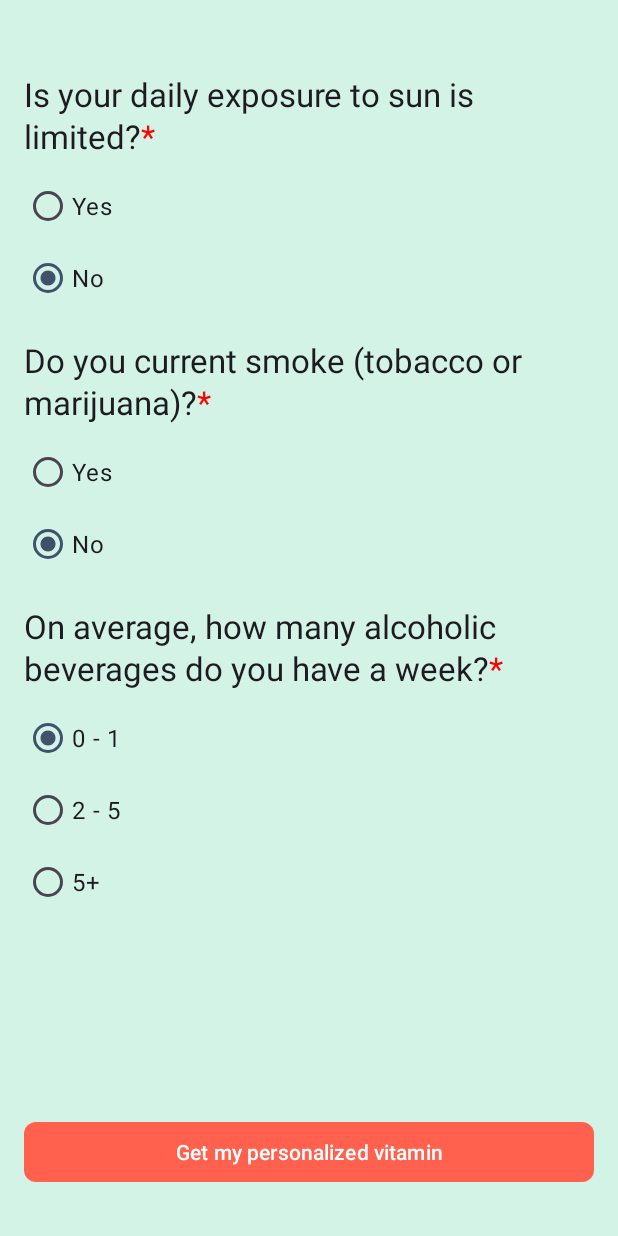
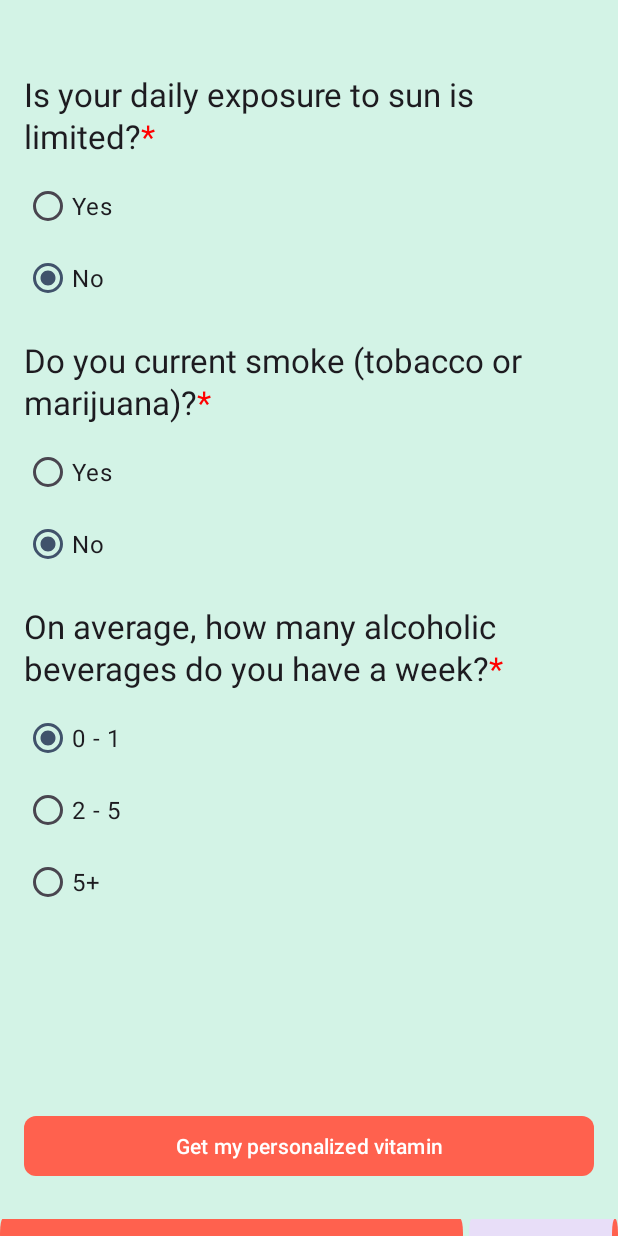
Before and after one commit to BlkChe2tah/DailyVita, an Android app: the AddAllergiesFragment screen opened through its navigation route, after a tap on "Next", on a phone screen of 412 x 824 dp. Run offline under Robolectric (Android 15) with nearby library versions, the phone set to English and light mode, and no system bars; 3 statements that could not run were skipped.

Commit message:
add progress bar

```diff
--- a/app/src/main/java/com/example/dailyvita/presentation/MainActivity.kt
+++ b/app/src/main/java/com/example/dailyvita/presentation/MainActivity.kt
@@ -1,8 +1,11 @@
 package com.example.dailyvita.presentation
 
 import android.os.Bundle
+import android.view.View
 import androidx.appcompat.app.AppCompatActivity
 import androidx.lifecycle.ViewModelProvider
+import androidx.navigation.findNavController
+import com.example.dailyvita.R
 import com.example.dailyvita.data.data_source.assets.AllergiesDataSource
 import com.example.dailyvita.data.data_source.assets.DietsDataSource
 import com.example.dailyvita.data.data_source.assets.HealthConcernsDataSource
@@ -36,6 +39,15 @@ class MainActivity : AppCompatActivity() {
         ViewModelProvider(this, HealthConcernsSelectViewModelFactory(healthConcernUseCase))[HealthConcernsSelectViewModel::class.java]
         ViewModelProvider(this, DietsSelectViewModelFactory(dietUseCase))[DietSelectViewModel::class.java]
         ViewModelProvider(this, AllergiesSelectViewModelFactory(allergyUseCase))[AllergiesSelectViewModel::class.java]
-        ViewModelProvider(this, MainActivityViewModelFactory())[MainActivityViewModel::class.java]
+        val viewModel = ViewModelProvider(this, MainActivityViewModelFactory())[MainActivityViewModel::class.java]
+        val navController = findNavController(R.id.nav_host_fragment_content_main)
+        navController.addOnDestinationChangedListener { controller, destination, _ ->
+            binding.progress.visibility = if (destination.id != R.id.WelcomeFragment) View.VISIBLE else View.GONE
+        }
+        viewModel.progress.observe(this){
+            it?.let { value ->
+                binding.progress.setProgress(value, true)
+            }
+        }
     }
 }
--- a/app/src/main/java/com/example/dailyvita/presentation/allergy/AddAllergiesFragment.kt
+++ b/app/src/main/java/com/example/dailyvita/presentation/allergy/AddAllergiesFragment.kt
@@ -63,7 +63,7 @@ class AddAllergiesFragment : Fragment() {
             Navigation.findNavController(it).popBackStack()
         }
         binding.btnFrame.next.setOnClickListener {
-            mainViewModel.allergies = saveData
+            mainViewModel.setAllergies(saveData)
             Navigation.findNavController(it).navigate(R.id.action_addAllergiesFragment_to_otherInformationFragment)
         }
         return binding.root
--- a/app/src/main/java/com/example/dailyvita/presentation/diet/DietSelectFragment.kt
+++ b/app/src/main/java/com/example/dailyvita/presentation/diet/DietSelectFragment.kt
@@ -84,7 +84,7 @@ class DietSelectFragment : Fragment() {
             Navigation.findNavController(it).popBackStack()
         }
         binding.btnFrame.next.setOnClickListener {
-            mainViewModel.diets = saveData
+            mainViewModel.setDiets(saveData)
             Navigation.findNavController(it).navigate(R.id.action_dietSelectFragment_to_addAllergiesFragment)
         }
         return binding.root
--- a/app/src/main/java/com/example/dailyvita/presentation/health_concern/HealthConcernSelectFragment.kt
+++ b/app/src/main/java/com/example/dailyvita/presentation/health_concern/HealthConcernSelectFragment.kt
@@ -65,7 +65,7 @@ class HealthConcernSelectFragment : Fragment() {
             Navigation.findNavController(it).popBackStack()
         }
         binding.btnFrame.next.setOnClickListener {
-            mainViewModel.healthConcerns = saveData
+            mainViewModel.setHealthConcerns(saveData)
             Navigation.findNavController(it).navigate(R.id.action_healthConcernSelectFragment_to_dietSelectFragment)
         }
         return binding.root
--- a/app/src/main/java/com/example/dailyvita/presentation/view_models/MainActivityViewModel.kt
+++ b/app/src/main/java/com/example/dailyvita/presentation/view_models/MainActivityViewModel.kt
@@ -19,16 +19,22 @@ import com.example.dailyvita.utils.UiState
 import com.google.gson.Gson
 import kotlinx.coroutines.delay
 import kotlinx.coroutines.launch
+import kotlin.math.roundToInt
 
 class MainActivityViewModel: ViewModel(){
     var alcholState = 1
-    var healthConcerns: List<HealthConcern> = emptyList()
-    var diets: List<Diet> = emptyList()
-    var allergies: List<Allergy?> = emptyList()
+    private var healthConcerns: List<HealthConcern> = emptyList()
+    private var diets: List<Diet> = emptyList()
+    private var allergies: List<Allergy?> = emptyList()
     var isSmoke = false
     var isDailyExposure = false
 
+    private val _progress = MutableLiveData(0)
+    val progress : LiveData<Int> = _progress
+
+
     fun loadOutput() : String {
+        updateProgress(4.0)
         val data = Output(
             healthConcerns =  healthConcerns.mapIndexed { index, it ->
                 OutputHealthConcern(it.id, it.name, index + 1)
@@ -45,8 +51,30 @@ class MainActivityViewModel: ViewModel(){
                 3 -> "5+";
                 else -> "0-1"
             },
-//            allergies = allergies.map { data -> if (data == null) return  Allergy(0, "") : it }
         )
         return Gson().toJson(data)
     }
+
+    private fun updateProgress(factor: Double) {
+        val resultProgress = (factor / 4.0) * 100
+        val initValue = progress.value ?: 0
+        if (initValue == 0 || resultProgress > initValue) {
+            _progress.postValue(resultProgress.roundToInt())
+        }
+    }
+
+    fun setHealthConcerns(data: List<HealthConcern>) {
+        updateProgress(1.0)
+        healthConcerns = data
+    }
+
+    fun setDiets(data: List<Diet>) {
+        updateProgress(2.0)
+        diets = data
+    }
+
+    fun setAllergies(data: List<Allergy?>) {
+        updateProgress(3.0)
+        allergies = data
+    }
 }
--- a/app/src/main/res/layout/activity_main.xml
+++ b/app/src/main/res/layout/activity_main.xml
@@ -1,12 +1,24 @@
 <?xml version="1.0" encoding="utf-8"?>
-<androidx.coordinatorlayout.widget.CoordinatorLayout xmlns:android="http://schemas.android.com/apk/res/android"
+<LinearLayout xmlns:android="http://schemas.android.com/apk/res/android"
     xmlns:app="http://schemas.android.com/apk/res-auto"
     xmlns:tools="http://schemas.android.com/tools"
     android:layout_width="match_parent"
     android:layout_height="match_parent"
     android:fitsSystemWindows="true"
+    android:orientation="vertical"
     tools:context=".presentation.MainActivity">
 
-    <include layout="@layout/content_main" />
+    <include
+        android:layout_width="match_parent"
+        android:layout_weight="1"
+        android:layout_height="0dp"
+        layout="@layout/content_main" />
 
-</androidx.coordinatorlayout.widget.CoordinatorLayout>
+    <com.google.android.material.progressindicator.LinearProgressIndicator
+        android:id="@+id/progress"
+        tools:progress="70"
+        android:scaleY="4.8"
+        android:layout_width="match_parent"
+        android:layout_height="wrap_content"/>
+
+</LinearLayout>
```
